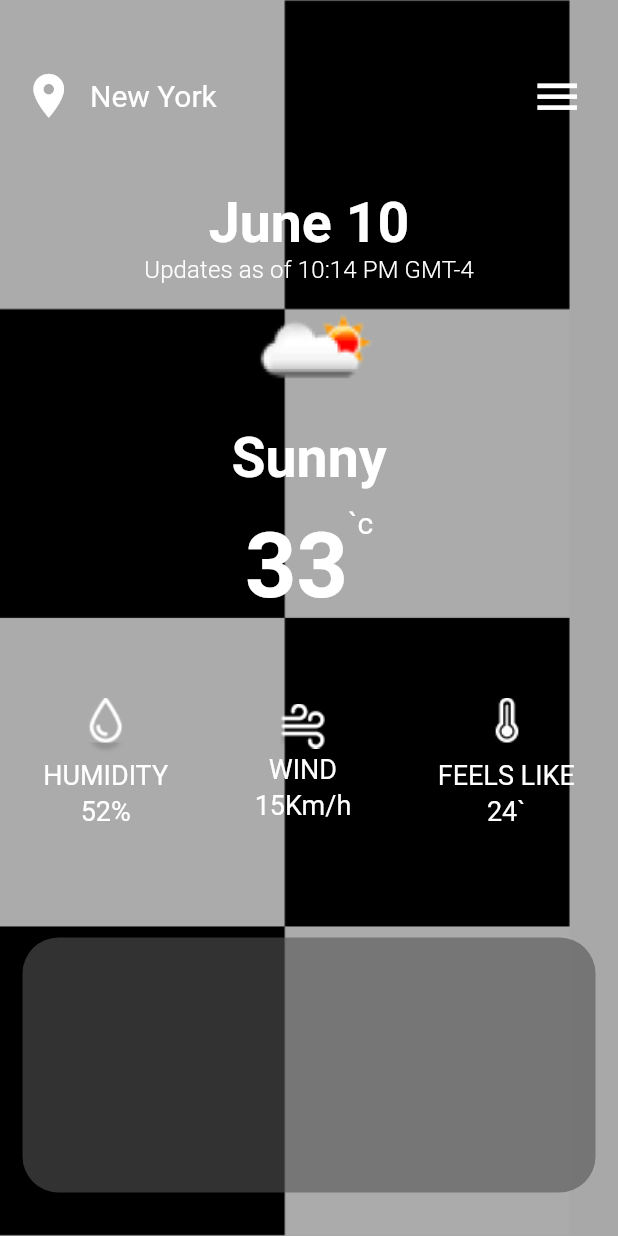
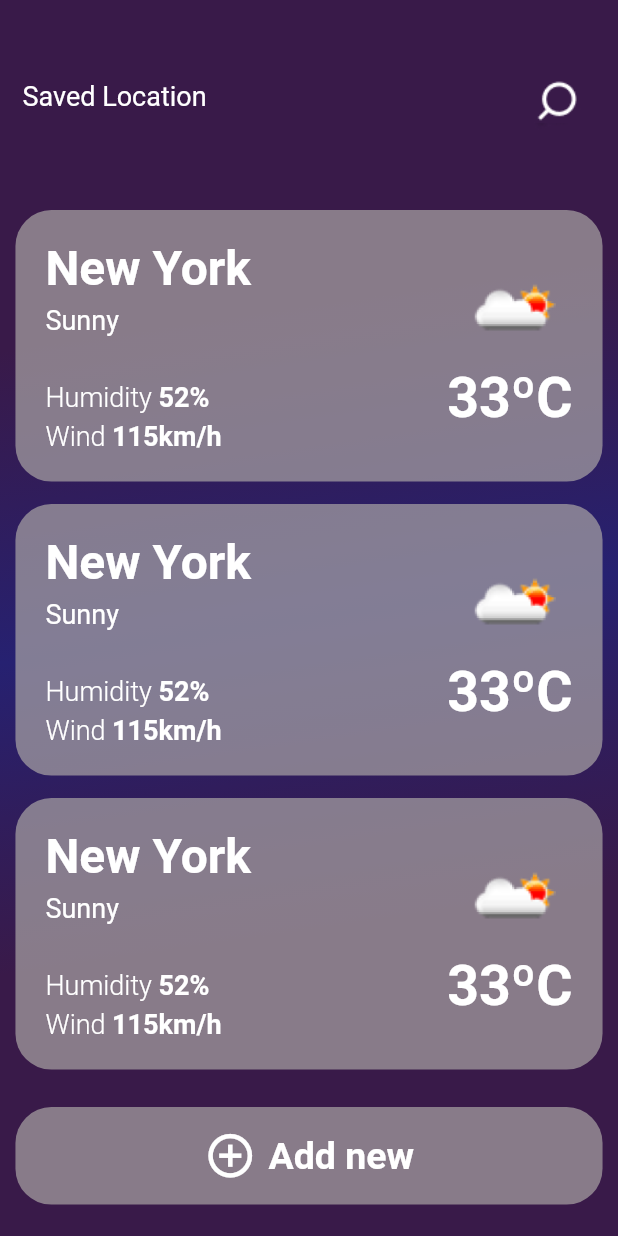
Before and after one commit to Melloss/Weather-App, a Flutter app: the screen it shows after launch, after a tap on the "menu" icon, on a phone screen of 412 x 824 dp. Run offline on Flutter 3.47's test engine with Material 2 defaults, Android fonts, the phone set to English and light mode, and no system bars; our stand-ins replace get.

Commit message:
home and weather screen ui finished

```diff
--- a/lib/screens/home_screen.dart
+++ b/lib/screens/home_screen.dart
@@ -1,4 +1,6 @@
 import 'package:flutter/material.dart';
+import 'package:get/get.dart';
+import 'package:weather_app/screens/weather_list.dart';
 import '../utilities/color_pallet.dart';
 import '../utilities/media_query.dart';
 
@@ -53,7 +55,15 @@ class _HomeScreenState extends State<HomeScreen> with ColorPallet {
                 ),
               ],
             ),
-            IconButton(onPressed: () {}, icon: const Icon(Icons.menu))
+            IconButton(
+                onPressed: () {
+                  Get.to(
+                    () => const WeatherList(),
+                    transition: Transition.downToUp,
+                    duration: const Duration(milliseconds: 500),
+                  );
+                },
+                icon: const Icon(Icons.menu))
           ],
         ),
       ),
@@ -96,7 +106,7 @@ class _HomeScreenState extends State<HomeScreen> with ColorPallet {
                 Align(
                   alignment: Alignment.topCenter,
                   child: Text(
-                    '`c',
+                    'ºc',
                     style: Theme.of(context).textTheme.titleMedium,
                   ),
                 )
@@ -121,7 +131,7 @@ class _HomeScreenState extends State<HomeScreen> with ColorPallet {
             children: [
               _buildIconDetail('assets/humidity.png', 'HUMIDITY', '52%'),
               _buildIconDetail('assets/wind.png', 'WIND', '15Km/h'),
-              _buildIconDetail('assets/feels_like.png', 'FEELS LIKE', '24`'),
+              _buildIconDetail('assets/feels_like.png', 'FEELS LIKE', '24º'),
             ],
           ),
           Container(
@@ -131,6 +141,17 @@ class _HomeScreenState extends State<HomeScreen> with ColorPallet {
             decoration: BoxDecoration(
               color: foregroundColor,
               borderRadius: BorderRadius.circular(24),
+            ),
+            child: Row(
+              mainAxisAlignment: MainAxisAlignment.spaceAround,
+              children: [
+                _buildDayWeather('Wed 16', 'assets/half_cloudy.png', 22, '1-5'),
+                _buildDayWeather(
+                    'Thu 17', 'assets/sun_with_cloud.png', 25, '1-5'),
+                _buildDayWeather(
+                    'Fro 18', 'assets/sun_with_cloud.png', 23, '1-5'),
+                _buildDayWeather('Sat 19', 'assets/raining.png', 25, '1-5'),
+              ],
             ),
           ),
         ],
@@ -149,4 +170,47 @@ class _HomeScreenState extends State<HomeScreen> with ColorPallet {
       ],
     );
   }
+
+  _buildDayWeather(String day, String imagePath, int temprature, String wind) {
+    return Expanded(
+      child: Stack(
+        children: [
+          Column(
+            children: [
+              const SizedBox(height: 15),
+              Text(
+                day,
+                style: Theme.of(context).textTheme.displayMedium,
+              ),
+              Image.asset(
+                imagePath,
+                fit: BoxFit.cover,
+              ),
+            ],
+          ),
+          Positioned(
+            left: 35,
+            top: 90,
+            child: Column(
+              crossAxisAlignment: CrossAxisAlignment.center,
+              children: [
+                Text(
+                  '$tempratureº',
+                  style: Theme.of(context).textTheme.titleSmall,
+                ),
+                const SizedBox(height: 7),
+                Text(
+                  '$wind\nkm/h',
+                  textAlign: TextAlign.center,
+                  style: Theme.of(context).textTheme.titleSmall!.copyWith(
+                        fontSize: 11,
+                      ),
+                )
+              ],
+            ),
+          )
+        ],
+      ),
+    );
+  }
 }
--- /dev/null
+++ b/lib/screens/weather_list.dart
@@ -0,0 +1,178 @@
+import 'dart:math' show pi;
+
+import 'package:flutter/material.dart';
+import '../utilities/color_pallet.dart';
+import '../utilities/media_query.dart';
+
+class WeatherList extends StatefulWidget {
+  const WeatherList({super.key});
+
+  @override
+  State<WeatherList> createState() => _WeatherListState();
+}
+
+class _WeatherListState extends State<WeatherList> with ColorPallet {
+  @override
+  Widget build(BuildContext context) {
+    return Scaffold(
+      body: Container(
+        width: screenWidth(context),
+        height: screenHeight(context),
+        decoration: const BoxDecoration(
+          gradient: LinearGradient(
+            transform: GradientRotation(192 / pi),
+            colors: [
+              Color(0xFF391A49),
+              Color(0xFF301D5C),
+              Color(0xFF262171),
+              Color(0xFF301D5C),
+              Color(0xFF391A49),
+            ],
+          ),
+        ),
+        child: Column(
+          children: [
+            _buildTop(),
+            Expanded(
+              child: SingleChildScrollView(
+                physics: const BouncingScrollPhysics(),
+                child: Column(
+                  children: [
+                    _buildWeatherCard(),
+                    _buildWeatherCard(),
+                    _buildWeatherCard(),
+                    _buildAddNewButton(),
+                  ],
+                ),
+              ),
+            ),
+          ],
+        ),
+      ),
+    );
+  }
+
+  _buildTop() {
+    return Container(
+      height: screenHeight(context) * 0.17,
+      padding: const EdgeInsets.symmetric(horizontal: 15.0),
+      child: Row(
+        mainAxisAlignment: MainAxisAlignment.spaceBetween,
+        crossAxisAlignment: CrossAxisAlignment.center,
+        children: [
+          Align(
+            alignment: const Alignment(0, -0.1),
+            child: Text(
+              'Saved Location',
+              style: Theme.of(context).textTheme.displayMedium,
+            ),
+          ),
+          IconButton(
+            onPressed: () {},
+            icon: Image.asset(
+              'assets/search_icon.png',
+            ),
+          )
+        ],
+      ),
+    );
+  }
+
+  _buildWeatherCard() {
+    return Container(
+      margin: const EdgeInsets.only(bottom: 15),
+      padding: const EdgeInsets.all(20),
+      width: screenWidth(context) * 0.95,
+      decoration: BoxDecoration(
+        color: weatherCardBackgoundColor,
+        borderRadius: BorderRadius.circular(24),
+      ),
+      child: Row(
+        mainAxisAlignment: MainAxisAlignment.spaceBetween,
+        children: [
+          Column(
+            crossAxisAlignment: CrossAxisAlignment.start,
+            children: [
+              Text(
+                'New York',
+                style: Theme.of(context).textTheme.displayLarge!.copyWith(
+                      fontSize: 32,
+                    ),
+              ),
+              const SizedBox(height: 5),
+              Text(
+                'Sunny',
+                style: Theme.of(context).textTheme.displayMedium,
+              ),
+              const SizedBox(height: 30),
+              RichText(
+                text: TextSpan(
+                  text: 'Humidity ',
+                  style: Theme.of(context).textTheme.displayMedium!.copyWith(
+                        fontWeight: FontWeight.w300,
+                      ),
+                  children: const [
+                    TextSpan(
+                      text: '52%',
+                      style: TextStyle(fontWeight: FontWeight.bold),
+                    )
+                  ],
+                ),
+              ),
+              const SizedBox(height: 5),
+              RichText(
+                text: TextSpan(
+                  text: 'Wind ',
+                  style: Theme.of(context).textTheme.displayMedium!.copyWith(
+                        fontWeight: FontWeight.w300,
+                      ),
+                  children: const [
+                    TextSpan(
+                      text: '115km/h',
+                      style: TextStyle(fontWeight: FontWeight.bold),
+                    )
+                  ],
+                ),
+              ),
+            ],
+          ),
+          Column(
+            children: [
+              Image.asset(
+                'assets/sunny.png',
+                width: 70,
+                height: 70,
+              ),
+              Text('33ºC', style: Theme.of(context).textTheme.displayLarge)
+            ],
+          ),
+        ],
+      ),
+    );
+  }
+
+  _buildAddNewButton() {
+    return Container(
+      padding: const EdgeInsets.all(15),
+      margin: const EdgeInsets.only(top: 10, bottom: 30),
+      width: screenWidth(context) * 0.95,
+      decoration: BoxDecoration(
+        color: weatherCardBackgoundColor,
+        borderRadius: BorderRadius.circular(24),
+      ),
+      child: Row(
+        mainAxisAlignment: MainAxisAlignment.center,
+        children: [
+          const Icon(Icons.add_circle_outline),
+          const SizedBox(width: 8),
+          Text(
+            'Add new',
+            style: Theme.of(context).textTheme.displayLarge!.copyWith(
+                  fontSize: 25,
+                ),
+          )
+        ],
+      ),
+    );
+  }
+}
--- a/lib/utilities/color_pallet.dart
+++ b/lib/utilities/color_pallet.dart
@@ -3,4 +3,5 @@ import 'package:flutter/material.dart' show Color;
 mixin ColorPallet {
   final backgroundDropColor = const Color.fromRGBO(0, 0, 0, 0.33);
   final foregroundColor = const Color.fromRGBO(83, 83, 83, 0.6);
+  final weatherCardBackgoundColor = const Color.fromRGBO(170, 165, 165, 0.70);
 }
```
Also changed, not shown: assets/half_cloudy.png (added), assets/raining.png (added), assets/search_icon.png (added), assets/sun_with_cloud.png (added), 3 other files.
